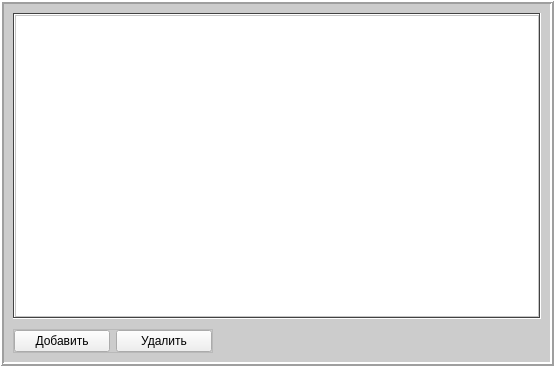
First picture: the form in mainwindow.ui, repository VeyMess/QT_student, before the edit.
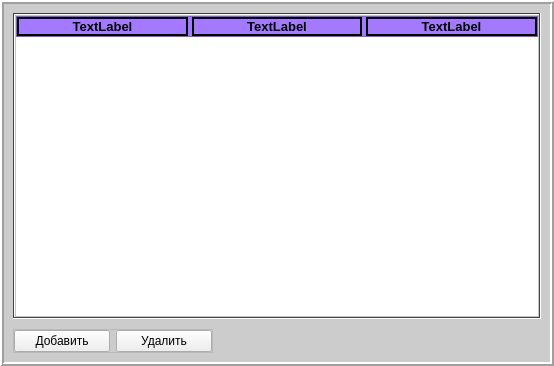
Second picture: the form after the edit.

Patch:
```diff
--- a/mainwindow.ui
+++ b/mainwindow.ui
@@ -245,7 +245,7 @@
        <item>
         <widget class="QFrame" name="ListFrame">
          <property name="sizePolicy">
-          <sizepolicy hsizetype="Expanding" vsizetype="Expanding">
+          <sizepolicy hsizetype="Expanding" vsizetype="Minimum">
            <horstretch>0</horstretch>
            <verstretch>0</verstretch>
           </sizepolicy>
@@ -533,6 +533,15 @@
           </property>
           <item>
            <widget class="QScrollArea" name="scrollArea">
+            <property name="sizePolicy">
+             <sizepolicy hsizetype="Minimum" vsizetype="Expanding">
+              <horstretch>0</horstretch>
+              <verstretch>0</verstretch>
+             </sizepolicy>
+            </property>
+            <property name="layoutDirection">
+             <enum>Qt::LeftToRight</enum>
+            </property>
             <property name="widgetResizable">
              <bool>true</bool>
             </property>
@@ -550,7 +559,10 @@
              </property>
              <layout class="QVBoxLayout" name="verticalLayout_4">
               <property name="spacing">
-               <number>10</number>
+               <number>0</number>
+              </property>
+              <property name="sizeConstraint">
+               <enum>QLayout::SetMaximumSize</enum>
               </property>
               <property name="leftMargin">
                <number>0</number>
@@ -564,6 +576,224 @@
               <property name="bottomMargin">
                <number>0</number>
               </property>
+              <item>
+               <widget class="QFrame" name="frame_2">
+                <property name="sizePolicy">
+                 <sizepolicy hsizetype="Preferred" vsizetype="Fixed">
+                  <horstretch>0</horstretch>
+                  <verstretch>0</verstretch>
+                 </sizepolicy>
+                </property>
+                <property name="minimumSize">
+                 <size>
+                  <width>0</width>
+                  <height>30</height>
+                 </size>
+                </property>
+                <property name="maximumSize">
+                 <size>
+                  <width>16777215</width>
+                  <height>30</height>
+                 </size>
+                </property>
+                <property name="sizeIncrement">
+                 <size>
+                  <width>0</width>
+                  <height>0</height>
+                 </size>
+                </property>
+                <property name="baseSize">
+                 <size>
+                  <width>0</width>
+                  <height>30</height>
+                 </size>
+                </property>
+                <property name="palette">
+                 <palette>
+                  <active>
+                   <colorrole role="Base">
+                    <brush brushstyle="SolidPattern">
+                     <color alpha="255">
+                      <red>255</red>
+                      <green>255</green>
+                      <blue>255</blue>
+                     </color>
+                    </brush>
+                   </colorrole>
+                   <colorrole role="Window">
+                    <brush brushstyle="SolidPattern">
+                     <color alpha="255">
+                      <red>163</red>
+                      <green>121</green>
+                      <blue>255</blue>
+                     </color>
+                    </brush>
+                   </colorrole>
+                  </active>
+                  <inactive>
+                   <colorrole role="Base">
+                    <brush brushstyle="SolidPattern">
+                     <color alpha="255">
+                      <red>255</red>
+                      <green>255</green>
+                      <blue>255</blue>
+                     </color>
+                    </brush>
+                   </colorrole>
+                   <colorrole role="Window">
+                    <brush brushstyle="SolidPattern">
+                     <color alpha="255">
+                      <red>163</red>
+                      <green>121</green>
+                      <blue>255</blue>
+                     </color>
+                    </brush>
+                   </colorrole>
+                  </inactive>
+                  <disabled>
+                   <colorrole role="Base">
+                    <brush brushstyle="SolidPattern">
+                     <color alpha="255">
+                      <red>163</red>
+                      <green>121</green>
+                      <blue>255</blue>
+                     </color>
+                    </brush>
+                   </colorrole>
+                   <colorrole role="Window">
+                    <brush brushstyle="SolidPattern">
+                     <color alpha="255">
+                      <red>163</red>
+                      <green>121</green>
+                      <blue>255</blue>
+                     </color>
+                    </brush>
+                   </colorrole>
+                  </disabled>
+                 </palette>
+                </property>
+                <property name="autoFillBackground">
+                 <bool>true</bool>
+                </property>
+                <property name="frameShape">
+                 <enum>QFrame::StyledPanel</enum>
+                </property>
+                <property name="frameShadow">
+                 <enum>QFrame::Raised</enum>
+                </property>
+                <layout class="QHBoxLayout" name="horizontalLayout_2" stretch="0,0,0">
+                 <property name="spacing">
+                  <number>4</number>
+                 </property>
+                 <property name="sizeConstraint">
+                  <enum>QLayout::SetMinimumSize</enum>
+                 </property>
+                 <property name="leftMargin">
+                  <number>0</number>
+                 </property>
+                 <property name="topMargin">
+                  <number>0</number>
+                 </property>
+                 <property name="rightMargin">
+                  <number>0</number>
+                 </property>
+                 <property name="bottomMargin">
+                  <number>0</number>
+                 </property>
+                 <item>
+                  <widget class="QLabel" name="label">
+                   <property name="sizePolicy">
+                    <sizepolicy hsizetype="Preferred" vsizetype="Preferred">
+                     <horstretch>0</horstretch>
+                     <verstretch>0</verstretch>
+                    </sizepolicy>
+                   </property>
+                   <property name="font">
+                    <font>
+                     <pointsize>10</pointsize>
+                     <weight>75</weight>
+                     <bold>true</bold>
+                    </font>
+                   </property>
+                   <property name="frameShape">
+                    <enum>QFrame::Panel</enum>
+                   </property>
+                   <property name="lineWidth">
+                    <number>2</number>
+                   </property>
+                   <property name="text">
+                    <string>TextLabel</string>
+                   </property>
+                   <property name="alignment">
+                    <set>Qt::AlignCenter</set>
+                   </property>
+                  </widget>
+                 </item>
+                 <item>
+                  <widget class="QLabel" name="label_2">
+                   <property name="font">
+                    <font>
+                     <pointsize>10</pointsize>
+                     <weight>75</weight>
+                     <bold>true</bold>
+                    </font>
+                   </property>
+                   <property name="frameShape">
+                    <enum>QFrame::Panel</enum>
+                   </property>
+                   <property name="lineWidth">
+                    <number>2</number>
+                   </property>
+                   <property name="text">
+                    <string>TextLabel</string>
+                   </property>
+                   <property name="alignment">
+                    <set>Qt::AlignCenter</set>
+                   </property>
+                  </widget>
+                 </item>
+                 <item>
+                  <widget class="QLabel" name="label_3">
+                   <property name="font">
+                    <font>
+                     <pointsize>10</pointsize>
+                     <weight>75</weight>
+                     <bold>true</bold>
+                    </font>
+                   </property>
+                   <property name="frameShape">
+                    <enum>QFrame::Panel</enum>
+                   </property>
+                   <property name="lineWidth">
+                    <number>2</number>
+                   </property>
+                   <property name="text">
+                    <string>TextLabel</string>
+                   </property>
+                   <property name="alignment">
+                    <set>Qt::AlignCenter</set>
+                   </property>
+                  </widget>
+                 </item>
+                </layout>
+               </widget>
+              </item>
+              <item>
+               <spacer name="verticalSpacer">
+                <property name="orientation">
+                 <enum>Qt::Vertical</enum>
+                </property>
+                <property name="sizeType">
+                 <enum>QSizePolicy::Expanding</enum>
+                </property>
+                <property name="sizeHint" stdset="0">
+                 <size>
+                  <width>20</width>
+                  <height>40</height>
+                 </size>
+                </property>
+               </spacer>
+              </item>
              </layout>
             </widget>
            </widget>
```
